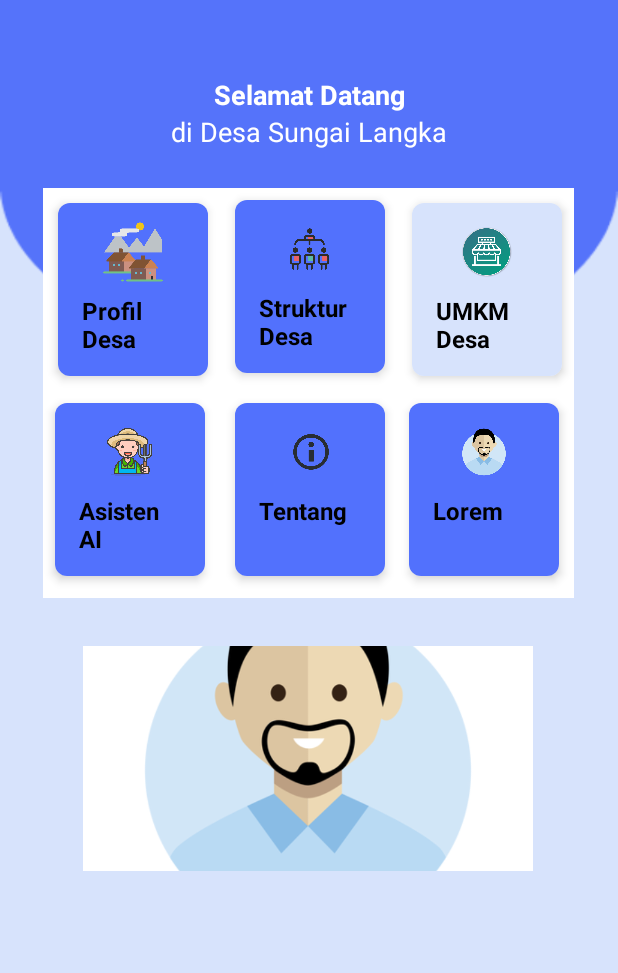
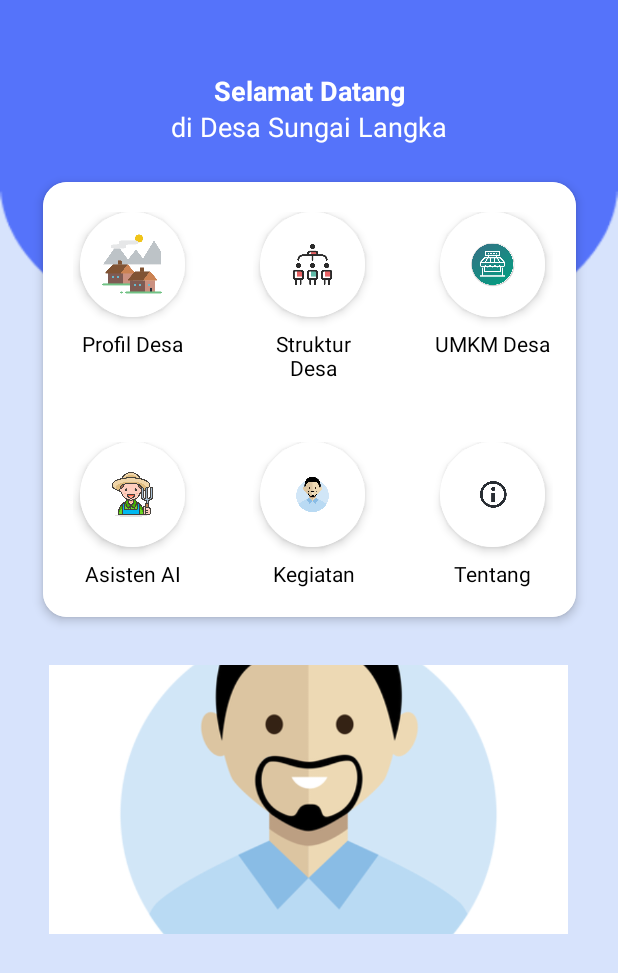
Before and after one commit to AlwaysMori/SmartVillage, an Android app built with Jetpack Compose: the screen it shows after launch (MainActivity), on a phone screen of 412 x 824 dp. Shown: the top 973 px of the screen. Run offline under Robolectric (Android 15) with nearby library versions, the phone set to English and light mode, and no system bars.

Commit message:
update ui

```diff
--- a/app/src/main/res/layout/activity_main.xml
+++ b/app/src/main/res/layout/activity_main.xml
@@ -4,8 +4,7 @@
     xmlns:tools="http://schemas.android.com/tools"
     android:layout_width="match_parent"
     android:layout_height="match_parent"
-    android:background="@color/blue_light"
-    >
+    android:background="@color/blue_light">
 
     <LinearLayout
         android:id="@+id/linearLayout"
@@ -21,8 +20,6 @@
             android:layout_width="match_parent"
             android:layout_height="match_parent"
             app:srcCompat="@drawable/desain" />
-
-
     </LinearLayout>
 
     <TextView
@@ -34,12 +31,13 @@
         android:textSize="18sp"
         android:textStyle="bold"
         android:textAlignment="center"
-        app:layout_constraintBottom_toTopOf="@+id/buttonGrid"
+        app:layout_constraintBottom_toTopOf="@+id/gridCardView"
         app:layout_constraintEnd_toEndOf="parent"
         app:layout_constraintStart_toStartOf="parent"
         app:layout_constraintTop_toTopOf="parent"
         app:layout_constraintVertical_bias="0.5"
         app:layout_constraintHorizontal_bias="0.5" />
+
     <TextView
         android:id="@+id/textView2"
         android:layout_width="wrap_content"
@@ -48,227 +46,285 @@
         android:textColor="@color/white"
         android:textSize="18sp"
         android:textAlignment="center"
-        app:layout_constraintBottom_toTopOf="@+id/buttonGrid"
+        app:layout_constraintBottom_toTopOf="@+id/gridCardView"
         app:layout_constraintEnd_toEndOf="parent"
         app:layout_constraintStart_toStartOf="parent"
         app:layout_constraintTop_toTopOf="@id/textView" />
+
+    <androidx.cardview.widget.CardView
+        android:id="@+id/gridCardView"
+        android:layout_width="355dp"
+        android:layout_height="290dp"
+        app:cardBackgroundColor="@color/white"
+        app:cardCornerRadius="16dp"
+        app:cardElevation="4dp"
+        app:layout_constraintBottom_toBottomOf="parent"
+        app:layout_constraintEnd_toEndOf="parent"
+        app:layout_constraintHorizontal_bias="0.5"
+        app:layout_constraintStart_toStartOf="parent"
+        app:layout_constraintTop_toTopOf="@+id/textView"
+        app:layout_constraintVertical_bias="0.15">
+
         <GridLayout
             android:id="@+id/buttonGrid"
-        android:layout_width="354dp"
-        android:layout_height="273dp"
+            android:layout_width="wrap_content"
+            android:layout_height="wrap_content"
             android:background="@color/white"
             android:columnCount="3"
             android:rowCount="2"
             app:layout_constraintBottom_toBottomOf="parent"
             app:layout_constraintEnd_toEndOf="parent"
-        app:layout_constraintHorizontal_bias="0.491"
+            app:layout_constraintHorizontal_bias="0.5"
             app:layout_constraintStart_toStartOf="parent"
             app:layout_constraintTop_toTopOf="@+id/textView"
             app:layout_constraintVertical_bias="0.15">
 
+            <!-- CardView with text below -->
+            <LinearLayout
+                android:layout_width="100dp"
+                android:layout_height="wrap_content"
+                android:layout_margin="10dp"
+                android:gravity="center"
+                android:orientation="vertical"
+                android:padding="10dp">
+
                 <androidx.cardview.widget.CardView
-            android:layout_width="100dp"
-            android:layout_height="115dp"
-            android:layout_margin="10dp"
-            app:cardCornerRadius="8dp"
+                    android:layout_width="70dp"
+                    android:layout_height="70dp"
+                    android:background="@color/white"
+                    app:cardCornerRadius="35dp"
                     app:cardElevation="4dp">
 
                     <LinearLayout
                         android:layout_width="match_parent"
                         android:layout_height="match_parent"
-                android:background="@color/blue"
+                        android:background="@color/white"
+                        android:gravity="center"
+
+                        android:orientation="vertical">
+
+                        <ImageView
+                            android:layout_width="40dp"
+                            android:layout_height="40dp"
+                            android:src="@drawable/profil" />
+                    </LinearLayout>
+                </androidx.cardview.widget.CardView>
+
+                <TextView
+                    android:layout_width="wrap_content"
+                    android:layout_height="wrap_content"
+                    android:paddingTop="8dp"
+                    android:text="Profil Desa"
+                    android:textAlignment="center"
+                    android:textColor="#000000"
+                    android:textSize="14sp" />
+            </LinearLayout>
+
+            <LinearLayout
+                android:layout_width="100dp"
+                android:layout_height="wrap_content"
+                android:layout_margin="10dp"
+                android:gravity="center"
+                android:orientation="vertical"
+                android:padding="10dp">
+
+                <androidx.cardview.widget.CardView
+                    android:layout_width="70dp"
+                    android:layout_height="70dp"
+                    app:cardCornerRadius="35dp"
+                    app:cardElevation="4dp">
+
+                    <LinearLayout
+                        android:layout_width="match_parent"
+                        android:layout_height="match_parent"
+                        android:background="@color/white"
                         android:gravity="center"
                         android:orientation="vertical"
                         android:padding="10dp">
 
                         <ImageView
-                    android:layout_width="40dp"
-                    android:layout_height="40dp"
-                    android:src="@drawable/profil" />
-
-                <TextView
-                    android:layout_width="67dp"
-                    android:layout_height="50dp"
-                    android:layout_gravity="center_horizontal"
-                    android:paddingTop="8dp"
-                    android:text="Profil Desa"
-                    android:textColor="#000000"
-                    android:textSize="16sp"
-                    android:textStyle="bold" />
+                            android:layout_width="30dp"
+                            android:layout_height="30dp"
+                            android:src="@drawable/struktur" />
                     </LinearLayout>
                 </androidx.cardview.widget.CardView>
 
+                <TextView
+                    android:layout_width="wrap_content"
+                    android:layout_height="wrap_content"
+                    android:paddingTop="8dp"
+                    android:text="Struktur Desa"
+                    android:textAlignment="center"
+                    android:textColor="#000000"
+                    android:textSize="14sp" />
+            </LinearLayout>
+
+            <LinearLayout
+                android:layout_width="100dp"
+                android:layout_height="wrap_content"
+                android:layout_margin="10dp"
+                android:gravity="center"
+                android:orientation="vertical"
+                android:padding="10dp">
+
                 <androidx.cardview.widget.CardView
-            android:layout_width="100dp"
-            android:layout_height="115dp"
-            android:layout_margin="8dp"
-            app:cardCornerRadius="8dp"
+                    android:layout_width="70dp"
+                    android:layout_height="70dp"
+                    app:cardCornerRadius="35dp"
                     app:cardElevation="4dp">
 
                     <LinearLayout
                         android:layout_width="match_parent"
                         android:layout_height="match_parent"
-                android:background="@color/blue"
+                        android:background="@color/white"
                         android:gravity="center"
-                android:orientation="vertical"
-                android:padding="16dp">
+
+                        android:orientation="vertical">
 
                         <ImageView
                             android:layout_width="30dp"
-                    android:layout_height="40dp"
-                    android:src="@drawable/struktur" />
-
-                <TextView
-                    android:layout_width="67dp"
-                    android:layout_height="50dp"
-                    android:layout_gravity="center_horizontal"
-                    android:paddingTop="8dp"
-                    android:text="Struktur Desa"
-                    android:textColor="#000000"
-                    android:textSize="16sp"
-                    android:textStyle="bold" />
+                            android:layout_height="30dp"
+                            android:src="@drawable/umkm" />
                     </LinearLayout>
                 </androidx.cardview.widget.CardView>
 
+                <TextView
+                    android:layout_width="wrap_content"
+                    android:layout_height="wrap_content"
+                    android:paddingTop="8dp"
+                    android:text="UMKM Desa"
+                    android:textAlignment="center"
+                    android:textColor="#000000"
+                    android:textSize="14sp" />
+            </LinearLayout>
+
+            <LinearLayout
+                android:layout_width="100dp"
+                android:layout_height="wrap_content"
+                android:layout_margin="10dp"
+                android:gravity="center"
+                android:orientation="vertical"
+                android:padding="10dp">
+
                 <androidx.cardview.widget.CardView
-            android:layout_width="100dp"
-            android:layout_height="115dp"
-            android:layout_margin="10dp"
-            android:background="@color/blue_light"
-            app:cardCornerRadius="8dp"
+                    android:id="@+id/ai"
+                    android:layout_width="70dp"
+                    android:layout_height="70dp"
+                    app:cardCornerRadius="35dp"
                     app:cardElevation="4dp">
 
                     <LinearLayout
                         android:layout_width="match_parent"
                         android:layout_height="match_parent"
-                android:background="@color/blue_light"
+                        android:background="@color/white"
                         android:gravity="center"
-                android:orientation="vertical"
-                android:padding="16dp">
+                        android:orientation="vertical">
 
                         <ImageView
-                    android:layout_width="34dp"
-                    android:layout_height="40dp"
-                    android:src="@drawable/umkm" />
-
-                <TextView
-                    android:layout_width="67dp"
-                    android:layout_height="50dp"
-                    android:layout_gravity="center_horizontal"
-                    android:paddingTop="8dp"
-                    android:text="UMKM Desa"
-                    android:textColor="#000000"
-                    android:textSize="16sp"
-                    android:textStyle="bold" />
+                            android:layout_width="30dp"
+                            android:layout_height="30dp"
+                            android:src="@drawable/petani" />
                     </LinearLayout>
                 </androidx.cardview.widget.CardView>
 
+                <TextView
+                    android:layout_width="wrap_content"
+                    android:layout_height="wrap_content"
+                    android:paddingTop="8dp"
+                    android:text="Asisten AI"
+                    android:textAlignment="center"
+                    android:textColor="#000000"
+                    android:textSize="14sp" />
+            </LinearLayout>
+
+            <LinearLayout
+                android:layout_width="100dp"
+                android:layout_height="wrap_content"
+                android:layout_margin="10dp"
+                android:gravity="center"
+                android:orientation="vertical"
+                android:padding="10dp">
+
                 <androidx.cardview.widget.CardView
-            android:id="@+id/ai"
-            android:layout_width="100dp"
-            android:layout_height="115dp"
-            android:layout_margin="8dp"
-            app:cardCornerRadius="8dp"
+                    android:layout_width="70dp"
+                    android:layout_height="70dp"
+                    app:cardCornerRadius="35dp"
                     app:cardElevation="4dp">
 
                     <LinearLayout
                         android:layout_width="match_parent"
                         android:layout_height="match_parent"
-                android:background="@color/blue"
+                        android:background="@color/white"
                         android:gravity="center"
                         android:orientation="vertical"
-                android:padding="16dp">
+                        android:padding="10dp">
 
                         <ImageView
                             android:layout_width="30dp"
-                    android:layout_height="40dp"
-                    android:src="@drawable/petani" />
-
-                <TextView
-                    android:layout_width="67dp"
-                    android:layout_height="50dp"
-                    android:layout_gravity="center_horizontal"
-                    android:paddingTop="8dp"
-                    android:text="Asisten AI"
-                    android:textColor="#000000"
-                    android:textSize="16sp"
-                    android:textStyle="bold" />
+                            android:layout_height="30dp"
+                            android:src="@drawable/img" />
                     </LinearLayout>
                 </androidx.cardview.widget.CardView>
 
+                <TextView
+                    android:layout_width="wrap_content"
+                    android:layout_height="wrap_content"
+                    android:paddingTop="8dp"
+                    android:text="Kegiatan"
+                    android:textAlignment="center"
+                    android:textColor="#000000"
+                    android:textSize="14sp" />
+            </LinearLayout>
+
+            <LinearLayout
+                android:layout_width="100dp"
+                android:layout_height="wrap_content"
+                android:layout_margin="10dp"
+                android:gravity="center"
+                android:orientation="vertical"
+                android:padding="10dp">
+
                 <androidx.cardview.widget.CardView
-            android:layout_width="100dp"
-            android:layout_height="115dp"
-            android:layout_margin="8dp"
-            app:cardCornerRadius="8dp"
+                    android:layout_width="70dp"
+                    android:layout_height="70dp"
+                    app:cardCornerRadius="35dp"
                     app:cardElevation="4dp">
 
                     <LinearLayout
                         android:layout_width="match_parent"
                         android:layout_height="match_parent"
-                android:background="@color/blue"
+                        android:background="@color/white"
                         android:gravity="center"
-                android:orientation="vertical"
-                android:padding="16dp">
+                        android:orientation="vertical">
 
                         <ImageView
-                    android:layout_width="40dp"
-                    android:layout_height="40dp"
+                            android:layout_width="30dp"
+                            android:layout_height="30dp"
                             android:src="@drawable/about" />
-
-                <TextView
-                    android:layout_width="67dp"
-                    android:layout_height="50dp"
-                    android:layout_gravity="center_horizontal"
-                    android:paddingTop="8dp"
-                    android:text="Tentang"
-                    android:textColor="#000000"
-                    android:textSize="16sp"
-                    android:textStyle="bold" />
                     </LinearLayout>
                 </androidx.cardview.widget.CardView>
 
-        <androidx.cardview.widget.CardView
-            android:layout_width="100dp"
-            android:layout_height="115dp"
-            android:layout_margin="8dp"
-            app:cardCornerRadius="8dp"
-            app:cardElevation="4dp">
-
-            <LinearLayout
-                android:layout_width="match_parent"
-                android:layout_height="match_parent"
-                android:background="@color/blue"
-                android:gravity="center"
-                android:orientation="vertical"
-                android:padding="16dp">
-
-                <ImageView
-                    android:layout_width="40dp"
-                    android:layout_height="40dp"
-                    android:src="@drawable/img" />
-
                 <TextView
-                    android:layout_width="67dp"
-                    android:layout_height="50dp"
-                    android:layout_gravity="center_horizontal"
+                    android:layout_width="wrap_content"
+                    android:layout_height="wrap_content"
                     android:paddingTop="8dp"
-                    android:text="Lorem"
+                    android:text="Tentang"
+                    android:textAlignment="center"
                     android:textColor="#000000"
-                    android:textSize="16sp"
-                    android:textStyle="bold" />
+                    android:textSize="14sp" />
             </LinearLayout>
-        </androidx.cardview.widget.CardView>
 
         </GridLayout>
-
+    </androidx.cardview.widget.CardView>
     <androidx.viewpager2.widget.ViewPager2
         android:id="@+id/bannerViewPager"
-        android:layout_width="300dp"
-        android:layout_height="150dp"
+        android:layout_width="346dp"
+        android:layout_height="179dp"
         android:layout_marginTop="32dp"
+        app:layout_constraintBottom_toBottomOf="parent"
         app:layout_constraintEnd_toEndOf="parent"
         app:layout_constraintHorizontal_bias="0.495"
         app:layout_constraintStart_toStartOf="parent"
-        app:layout_constraintTop_toBottomOf="@+id/buttonGrid" />
+        app:layout_constraintTop_toBottomOf="@+id/gridCardView"
+        app:layout_constraintVertical_bias="0.0" />
 </androidx.constraintlayout.widget.ConstraintLayout>
```
Lines whose indentation alone changed are shown as unchanged.
